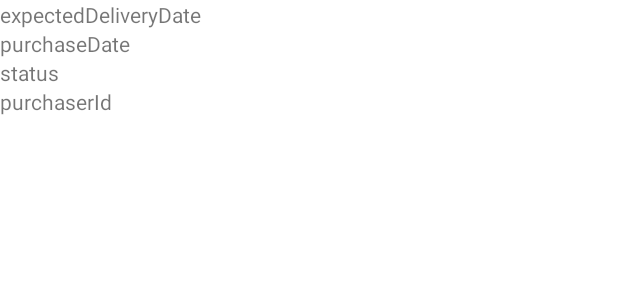
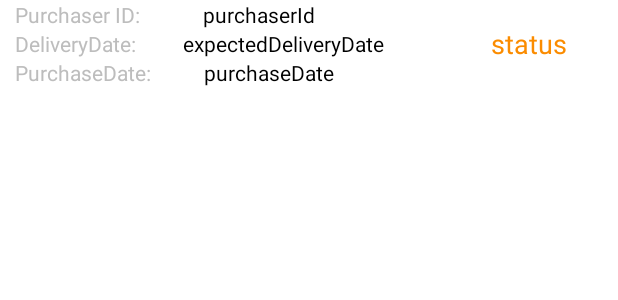
Before and after one commit to sw222/ISS_AD_app, an Android app: the layout pager_purchase_item.xml on its own in the app's theme, with its tools: preview values and no code run, on a phone screen of 412 x 824 dp. Shown: the top 300 px of the screen. Run offline under Robolectric (Android 15) with nearby library versions, the phone set to English and light mode, and no system bars.

Commit message:
add purchase order

```diff
--- a/app/src/main/java/com/tianhang/adapp/base/impl/DiscrepancyPager.java
+++ b/app/src/main/java/com/tianhang/adapp/base/impl/DiscrepancyPager.java
@@ -40,9 +40,9 @@ public class DiscrepancyPager extends BasePager implements View.OnClickListener
     // private Fab fab;
     private MaterialSheetFab materialSheetFab;
     private SwipeMenuListView smListView;
-    private AppAdapter mAdapter;
-    private int statusBarColor;
-    private List<String> mAppList;
+   // private AppAdapter mAdapter;
+   // private int statusBarColor;
+   // private List<String> mAppList;
     String[] ITEMS = {"Item 1", "Item 2", "Item 3", "Item 4", "Item 5", "Item 6", "Item 7", "Item 8", "Item 9", "Item 10", "Item 11", "Item 12", "Item 13"};
 
 
@@ -248,12 +248,14 @@ public class DiscrepancyPager extends BasePager implements View.OnClickListener
 
         @Override
         public String getItem(int position) {
-            return mAppList.get(position);
+            //return mAppList.get(position);
+            return null;
         }
 
         @Override
         public long getItemId(int position) {
-            return position;
+            //return position;
+            return 0;
         }
 
         @Override
--- a/app/src/main/java/com/tianhang/adapp/base/impl/PurchasePager.java
+++ b/app/src/main/java/com/tianhang/adapp/base/impl/PurchasePager.java
@@ -13,6 +13,7 @@ import android.view.ViewGroup;
 import android.widget.AdapterView;
 import android.widget.ArrayAdapter;
 import android.widget.BaseAdapter;
+import android.widget.ImageView;
 import android.widget.Spinner;
 import android.widget.TextView;
 import android.widget.Toast;
@@ -32,6 +33,7 @@ import com.tianhang.adapp.base.BasePager;
 //import com.tianhang.adapp.scan.CaptureActivity;
 import com.tianhang.adapp.domain.PurchaseBean;
 import com.tianhang.adapp.rest.RestClient;
+import com.tianhang.adapp.util.ConvertJSONDate;
 import com.tianhang.adapp.widget.Fab;
 import com.tianhang.adapp.CaptureActivity;
 
@@ -143,8 +145,6 @@ public class PurchasePager extends BasePager implements View.OnClickListener {
             }
         });
 
-        // other setting
-//		listView.setCloseInterpolator(new BounceInterpolator());
 
         // test item long click
         smListView.setOnItemLongClickListener(new AdapterView.OnItemLongClickListener() {
@@ -152,10 +152,18 @@ public class PurchasePager extends BasePager implements View.OnClickListener {
             @Override
             public boolean onItemLongClick(AdapterView<?> parent, View view,
                                            int position, long id) {
-                Toast.makeText(mActivity.getApplicationContext(), position + " long click", Toast.LENGTH_SHORT).show();
+                Toast.makeText(mActivity.getApplicationContext()," long click", Toast.LENGTH_SHORT).show();
                 return false;
             }
         });
+        smListView.setOnItemClickListener(new AdapterView.OnItemClickListener() {
+            @Override
+            public void onItemClick(AdapterView<?> parent, View view, int position, long id) {
+
+                Toast.makeText(mActivity.getApplicationContext(), position + "click-->"+position, Toast.LENGTH_SHORT).show();
+            }
+        });
+        getPurchaseOrderList();
 
     }
 
@@ -163,15 +171,16 @@ public class PurchasePager extends BasePager implements View.OnClickListener {
     public void initData() {
         super.initData();
         Log.i("tianhang", "----init data------");
-        getPurchaseOrderList();
+        smListView.setAdapter(new MyAdapter());
+
         ArrayAdapter<String> adapter = new ArrayAdapter<String>(mActivity, android.R.layout.simple_spinner_item, ITEMS);
-        ArrayAdapter<String> adapter2 = new ArrayAdapter<String>(mActivity, android.R.layout.simple_spinner_item, ITEMS);
         adapter.setDropDownViewResource(android.R.layout.simple_spinner_dropdown_item);
         spinner = (Spinner) mRootView.findViewById(R.id.spinner);
         spinner.setAdapter(adapter);
         // change the spinner color
         spinner.getBackground().setColorFilter(mActivity.getResources().getColor(R.color.blue_400), PorterDuff.Mode.SRC_ATOP);
-        smListView.setAdapter(new MyAdapter());
+
+        //getPurchaseOrderList();
     }
 
 
@@ -219,12 +228,14 @@ public class PurchasePager extends BasePager implements View.OnClickListener {
             TextView tv_status = (TextView) view.findViewById(R.id.tv_status);
             TextView tv_purchaserId = (TextView) view.findViewById(R.id.tv_purchaserId);
 
-            tv_expectedDeliveryDate.setText(purchaseBeanList.get(position).getExpectedDeliveryDate());
-            tv_purchaseDate.setText(purchaseBeanList.get(position).getPurchaseDate());
+            tv_expectedDeliveryDate.setText(ConvertJSONDate.convert(purchaseBeanList.get(position).getExpectedDeliveryDate()));
+
+            tv_purchaseDate.setText(ConvertJSONDate.convert(purchaseBeanList.get(position).getPurchaseDate()));
             tv_status.setText(purchaseBeanList.get(position).getStatus());
-            tv_purchaserId.setText(purchaseBeanList.get(position).getPurchaserId());
+            tv_purchaserId.setText(purchaseBeanList.get(position).getPurchaserId()+"");
             //tv_name.setText(ITEMS[position]);
-            Log.i("tianhang","----------");
+            Log.i("tianhang", "----purchase------");
+
             return view;
         }
     }
@@ -233,8 +244,6 @@ public class PurchasePager extends BasePager implements View.OnClickListener {
         return (int) TypedValue.applyDimension(TypedValue.COMPLEX_UNIT_DIP, dp,
                 mRootView.getResources().getDisplayMetrics());
     }
-
-
 
     /**
      * Sets up the Floating action button.
@@ -316,7 +325,7 @@ public class PurchasePager extends BasePager implements View.OnClickListener {
             public void onSuccess(int i, Header[] headers, byte[] bytes) {
 
                 String result = new String(bytes);
-                JSONObject jsonObject = new JSONObject();
+                //JSONObject jsonObject = new JSONObject();
 
                 try {
                     JSONArray jsonArray = new JSONArray(result);
@@ -329,9 +338,9 @@ public class PurchasePager extends BasePager implements View.OnClickListener {
                         purchaseBean.setPurchaseDate(jObject.getString("purchaseDate"));
                         purchaseBean.setStatus(jObject.getString("status"));
                         purchaseBean.setPurchaserId(jObject.getInt("purchaserId"));
-
+                       // Log.i("tianhang", purchaseBean.toString());
                         purchaseBeanList.add(purchaseBean);
-                        //Log.i("bean25", ConvertJSONDate.convert(jObject.getString("requestDate")));
+                       // Log.i("bean", purchaseBeanList.size()+"");
 
                     }
                 } catch (Exception e) {
@@ -348,4 +357,5 @@ public class PurchasePager extends BasePager implements View.OnClickListener {
             }
         });
     }
+
 }
--- a/app/src/main/res/layout/pager_purchase_item.xml
+++ b/app/src/main/res/layout/pager_purchase_item.xml
@@ -1,27 +1,96 @@
 <?xml version="1.0" encoding="utf-8"?>
+
 <LinearLayout xmlns:android="http://schemas.android.com/apk/res/android"
+    xmlns:tools="http://schemas.android.com/tools"
+    android:layout_width="match_parent"
+    android:layout_height="wrap_content"
+    android:orientation="horizontal"
+    android:gravity="center">
+    <LinearLayout
+        android:layout_width="0dp"
+        android:layout_height="wrap_content"
         android:orientation="vertical"
+        android:layout_weight="3">
+        <LinearLayout
             android:layout_width="match_parent"
-    android:layout_height="match_parent">
-<!-- expectedDeliveryDate/purchaseDate/status/purchaserId-->
+            android:layout_height="wrap_content"
+            android:orientation="horizontal"
+            android:paddingLeft="10dp">
+            <TextView
+                android:id="@+id/purchaserId"
+                android:layout_width="wrap_content"
+                android:layout_height="wrap_content"
+                android:text="Purchaser ID:"
+                android:textColor="@color/grey_400"
+                android:layout_weight="1"/>
+            <TextView
+                android:id="@+id/tv_purchaserId"
+                android:layout_width="wrap_content"
+                android:layout_height="wrap_content"
+                android:text="purchaserId"
+                android:textColor="@color/black"
+                android:layout_weight="2"/>
+        </LinearLayout>
+        <LinearLayout
+            android:layout_width="match_parent"
+            android:layout_height="wrap_content"
+            android:orientation="horizontal"
+            android:paddingLeft="10dp">
+            <TextView
+                android:id="@+id/DeliveryDate"
+                android:layout_width="wrap_content"
+                android:layout_height="wrap_content"
+                android:text="DeliveryDate:"
+                android:textColor="@color/grey_400"
+                android:layout_weight="1"/>
             <TextView
                 android:id="@+id/tv_expectedDeliveryDate"
                 android:layout_width="wrap_content"
                 android:layout_height="wrap_content"
-        android:text="expectedDeliveryDate"/>
+                android:text="expectedDeliveryDate"
+                android:textColor="@color/black"
+                android:layout_weight="1.2"/>
+        </LinearLayout>
+        <LinearLayout
+            android:layout_width="match_parent"
+            android:layout_height="wrap_content"
+            android:orientation="horizontal"
+            android:paddingLeft="10dp">
+            <TextView
+                android:id="@+id/purchaseDate"
+                android:layout_width="wrap_content"
+                android:layout_height="wrap_content"
+                android:text="PurchaseDate:"
+                android:textColor="@color/grey_400"
+                android:layout_weight="1"/>
             <TextView
                 android:id="@+id/tv_purchaseDate"
                 android:layout_width="wrap_content"
                 android:layout_height="wrap_content"
-        android:text="purchaseDate"/>
+                android:text="purchaseDate"
+                android:textColor="@color/black"
+                android:layout_weight="2"/>
+        </LinearLayout>
+
+    </LinearLayout>
+
+
+    <RelativeLayout
+        android:layout_width="0dp"
+        android:layout_height="wrap_content"
+        android:layout_weight="1.2">
         <TextView
             android:id="@+id/tv_status"
             android:layout_width="wrap_content"
             android:layout_height="wrap_content"
-        android:text="status"/>
-    <TextView
-        android:id="@+id/tv_purchaserId"
-        android:layout_width="wrap_content"
-        android:layout_height="wrap_content"
-        android:text="purchaserId"/>
+            android:text="status"
+            android:textColor="@color/orange_600"
+            android:textSize="18dp"
+
+            android:layout_centerHorizontal="true"/>
+    </RelativeLayout>
+
 </LinearLayout>
+
+
+<!-- expectedDeliveryDate/purchaseDate/status/purchaserId-->
```
Also changed, not shown: 12 other files. Lines whose indentation alone changed are shown as unchanged.
